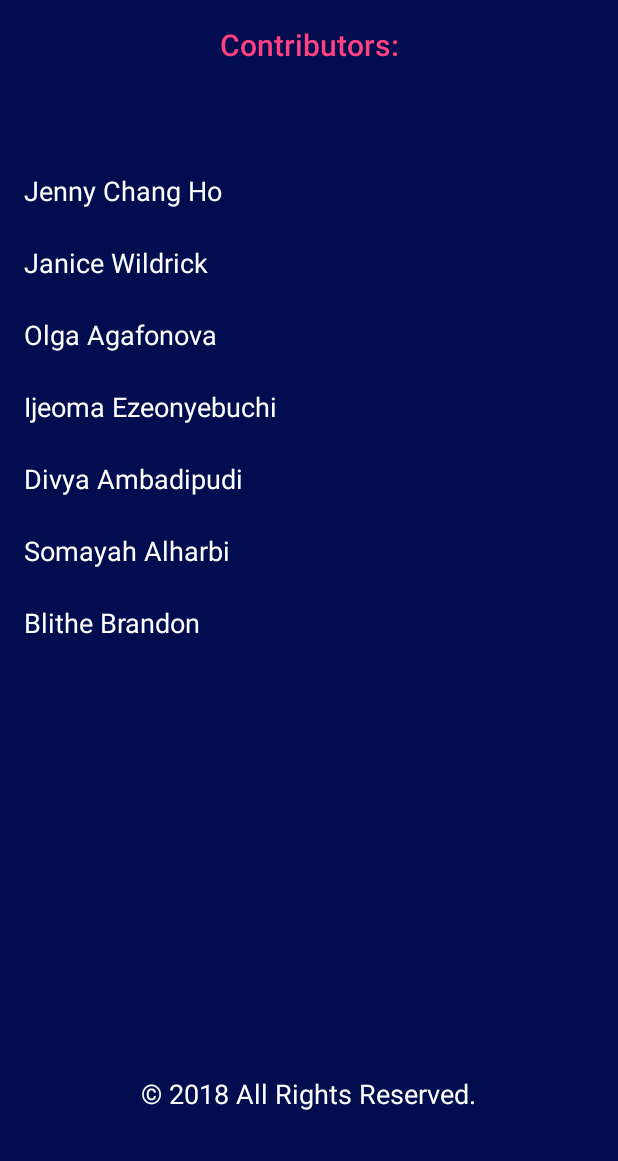
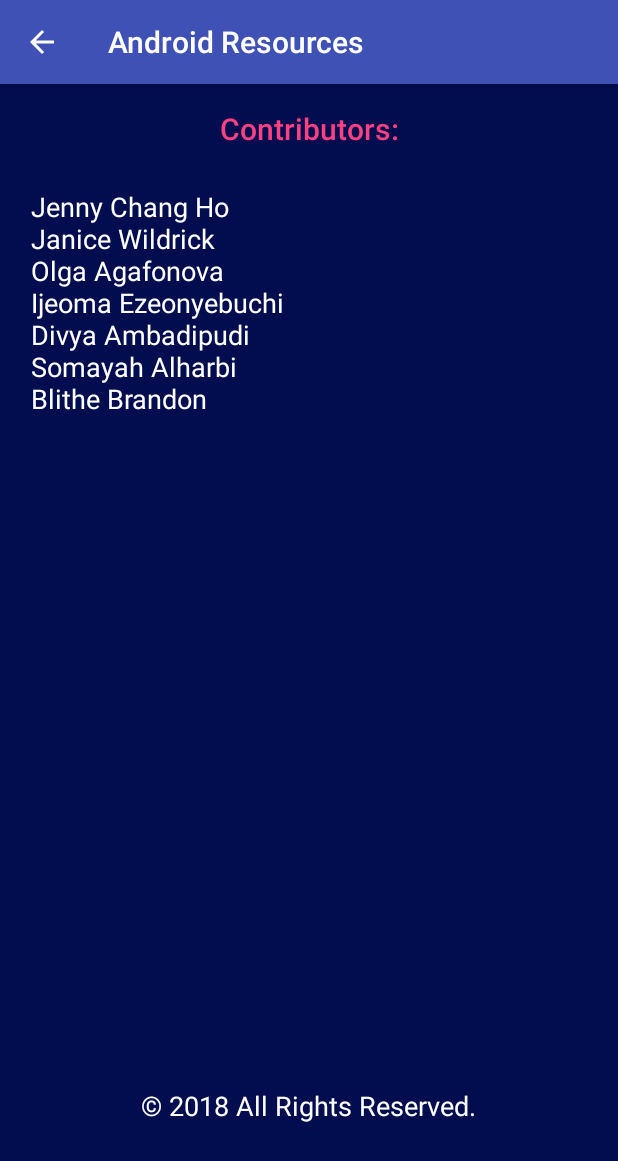
Before and after one commit to dynamite8/resources-android-dev, an Android app: the SettingsActivity screen opened directly, with no data from a screen before it, on a phone screen of 412 x 824 dp. Shown: the top 1161 px of the screen. Run offline under Robolectric (Android 15) with nearby library versions, the phone set to English and light mode, and no system bars.

Commit message:
Requested changes made: app navbar appears in all activites and contributor list is one list

```diff
--- a/app/src/main/AndroidManifest.xml
+++ b/app/src/main/AndroidManifest.xml
@@ -12,7 +12,8 @@
         android:supportsRtl="true"
         android:theme="@style/AppTheme">
         <activity android:name=".ui.MainActivity"
-                    android:launchMode="singleTop">
+                  android:launchMode="singleTop"
+                  android:theme = "@style/NoActionBar">
             <intent-filter>
                 <action android:name="android.intent.action.MAIN" />
 
--- a/app/src/main/java/com/tiptopgoodstudio/androidresources/ui/MainActivity.java
+++ b/app/src/main/java/com/tiptopgoodstudio/androidresources/ui/MainActivity.java
@@ -1,6 +1,7 @@
 package com.tiptopgoodstudio.androidresources.ui;
 
 import android.content.Intent;
+import android.graphics.drawable.Drawable;
 import android.support.v7.app.AppCompatActivity;
 import android.os.Bundle;
 
@@ -58,6 +59,8 @@ public class MainActivity extends AppCompatActivity implements SitckyNoteAdapter
         setContentView(R.layout.activity_main);
 
         Toolbar toolbar = (Toolbar) findViewById(R.id.action_toolbar_main);
+        toolbar.setBackgroundColor(getResources().getColor(R.color.colorPrimary));
+        toolbar.setTitleTextColor(getResources().getColor(R.color.colorMenuItem));
         setSupportActionBar(toolbar);
 
         mRecyclerView = (RecyclerView) findViewById(R.id.rv_stickynotes);
--- a/app/src/main/res/layout/activity_main.xml
+++ b/app/src/main/res/layout/activity_main.xml
@@ -22,9 +22,7 @@
         android:layout_width="match_parent"
         android:layout_height="?attr/actionBarSize"
         android:background="?attr/colorPrimary"
-        android:elevation="4dp"
-        android:theme="@style/ThemeOverlay.AppCompat.Dark.ActionBar"
-        app:popupTheme="@style/ThemeOverlay.AppCompat.Light"/>
+        android:elevation="4dp" />
 
     <android.support.v7.widget.RecyclerView
         android:id="@+id/rv_stickynotes"
--- a/app/src/main/res/layout/activity_settings.xml
+++ b/app/src/main/res/layout/activity_settings.xml
@@ -18,7 +18,7 @@
         android:layout_width="wrap_content"
         android:layout_height="wrap_content"
         android:orientation="horizontal"
-        app:layout_constraintGuide_percent="0.12" />
+        app:layout_constraintGuide_percent="0.60" />
 
     <android.support.constraint.Guideline
         android:id="@+id/guidelineHRights"
@@ -52,95 +52,17 @@
     </GridLayout>
 
     <TextView
-        android:id="@+id/contributorOne"
-        android:layout_width="wrap_content"
-        android:layout_height="@dimen/contributor_height"
-        android:layout_margin="@dimen/stickyMargin"
-        android:layout_marginLeft="16dp"
-        android:layout_marginTop="32dp"
-        android:text="@string/contributorOne"
+        android:id="@+id/contributorList"
+        android:layout_width="match_parent"
+        android:layout_height="@dimen/contributor_list_height"
+        android:layout_marginLeft="@dimen/stickyMargin"
+        android:layout_gravity="center_vertical"
+        android:text="@string/contributorList"
         android:textAppearance="@style/TextAppearance.AppCompat.Medium"
         android:textColor="@color/colorMenuItem"
         app:layout_constraintStart_toStartOf="parent"
-        app:layout_constraintTop_toTopOf="@+id/guidelineH" />
-
-    <TextView
-        android:id="@+id/contributorTwo"
-        android:layout_width="wrap_content"
-        android:layout_height="@dimen/contributor_height"
-        android:layout_margin="@dimen/stickyMargin"
-        android:layout_marginLeft="16dp"
-        android:layout_marginTop="16dp"
-        android:text="@string/contributorTwo"
-        android:textAppearance="@style/TextAppearance.AppCompat.Medium"
-        android:textColor="@color/colorMenuItem"
-        app:layout_constraintStart_toStartOf="parent"
-        app:layout_constraintTop_toBottomOf="@+id/contributorOne" />
-
-    <TextView
-    android:id="@+id/contributorThree"
-    android:layout_width="wrap_content"
-    android:layout_height="@dimen/contributor_height"
-    android:layout_margin="@dimen/stickyMargin"
-    android:layout_marginLeft="16dp"
-    android:layout_marginTop="16dp"
-    android:text="@string/contributorThree"
-    android:textColor="@color/colorMenuItem"
-    android:textAppearance="@style/TextAppearance.AppCompat.Medium"
-    app:layout_constraintStart_toStartOf="parent"
-    app:layout_constraintTop_toBottomOf="@+id/contributorTwo" />
-
-    <TextView
-        android:id="@+id/contributorFour"
-        android:layout_width="wrap_content"
-        android:layout_height="@dimen/contributor_height"
-        android:layout_margin="@dimen/stickyMargin"
-        android:layout_marginLeft="16dp"
-        android:layout_marginTop="16dp"
-        android:text="@string/contributorFour"
-        android:textColor="@color/colorMenuItem"
-        android:textAppearance="@style/TextAppearance.AppCompat.Medium"
-        app:layout_constraintStart_toStartOf="parent"
-        app:layout_constraintTop_toBottomOf="@+id/contributorThree" />
-
-    <TextView
-        android:id="@+id/contributorFive"
-        android:layout_width="wrap_content"
-        android:layout_height="@dimen/contributor_height"
-        android:layout_margin="@dimen/stickyMargin"
-        android:layout_marginLeft="16dp"
-        android:layout_marginTop="16dp"
-        android:text="@string/contributorFive"
-        android:textColor="@color/colorMenuItem"
-        android:textAppearance="@style/TextAppearance.AppCompat.Medium"
-        app:layout_constraintStart_toStartOf="parent"
-        app:layout_constraintTop_toBottomOf="@+id/contributorFour" />
-
-    <TextView
-        android:id="@+id/contributorSix"
-        android:layout_width="wrap_content"
-        android:layout_height="@dimen/contributor_height"
-        android:layout_margin="@dimen/stickyMargin"
-        android:layout_marginLeft="16dp"
-        android:layout_marginTop="16dp"
-        android:text="@string/contributorSix"
-        android:textColor="@color/colorMenuItem"
-        android:textAppearance="@style/TextAppearance.AppCompat.Medium"
-        app:layout_constraintStart_toStartOf="parent"
-        app:layout_constraintTop_toBottomOf="@+id/contributorFive" />
-
-    <TextView
-        android:id="@+id/contributorSeven"
-        android:layout_width="wrap_content"
-        android:layout_height="@dimen/contributor_height"
-        android:layout_margin="@dimen/stickyMargin"
-        android:layout_marginLeft="16dp"
-        android:layout_marginTop="16dp"
-        android:text="@string/contributorSeven"
-        android:textColor="@color/colorMenuItem"
-        android:textAppearance="@style/TextAppearance.AppCompat.Medium"
-        app:layout_constraintStart_toStartOf="parent"
-        app:layout_constraintTop_toBottomOf="@+id/contributorSix" />
+        app:layout_constraintTop_toBottomOf="@+id/contributors"
+        app:layout_constraintVertical_bias="0.65" />
 
     <TextView
         android:id="@+id/allrightsreserved"
--- a/app/src/main/res/values/dimens.xml
+++ b/app/src/main/res/values/dimens.xml
@@ -30,5 +30,6 @@
     <dimen name="progress_bar_size">42dp</dimen>
 
     <dimen name="contributor_height">32dp</dimen>
+    <dimen name="contributor_list_height">200dp</dimen>
 
 </resources>
--- a/app/src/main/res/values/strings.xml
+++ b/app/src/main/res/values/strings.xml
@@ -26,12 +26,15 @@
     <!--Strings used in activity_settings.xml (Added by Olga on 4/21/2018) -->
     <string name="contributors">Contributors:</string>
     <string name="rights">© 2018 All Rights Reserved.</string>
-    <string name="contributorOne">Jenny Chang Ho</string>
-    <string name="contributorTwo">Janice Wildrick</string>
-    <string name="contributorThree">Olga Agafonova</string>
-    <string name="contributorFour">Ijeoma Ezeonyebuchi</string>
-    <string name="contributorFive">Divya Ambadipudi</string>
-    <string name="contributorSix">Somayah Alharbi</string>
-    <string name="contributorSeven">Blithe Brandon</string>
+    <string name="contributorList">
+        \n <!--do not remove -->
+        Jenny Chang Ho \n
+        Janice Wildrick \n
+        Olga Agafonova \n
+        Ijeoma Ezeonyebuchi \n
+        Divya Ambadipudi \n
+        Somayah Alharbi \n
+        Blithe Brandon \n
+    </string>
 
 </resources>
--- a/app/src/main/res/values/styles.xml
+++ b/app/src/main/res/values/styles.xml
@@ -1,11 +1,14 @@
 <resources>
 
     <!-- Base application theme. -->
-    <style name="AppTheme" parent="Theme.AppCompat.DayNight.NoActionBar">
+    <style name="AppTheme" parent="Theme.AppCompat.DayNight.DarkActionBar">
         <!-- Customize your theme here. -->
         <item name="colorPrimary">@color/colorPrimary</item>
         <item name="colorPrimaryDark">@color/colorPrimaryDark</item>
         <item name="colorAccent">@color/colorAccent</item>
     </style>
+    <style name="NoActionBar" parent="Theme.AppCompat.DayNight.NoActionBar">
+        <item name="android:windowActionBar">false</item>
+    </style>
 
 </resources>
```
